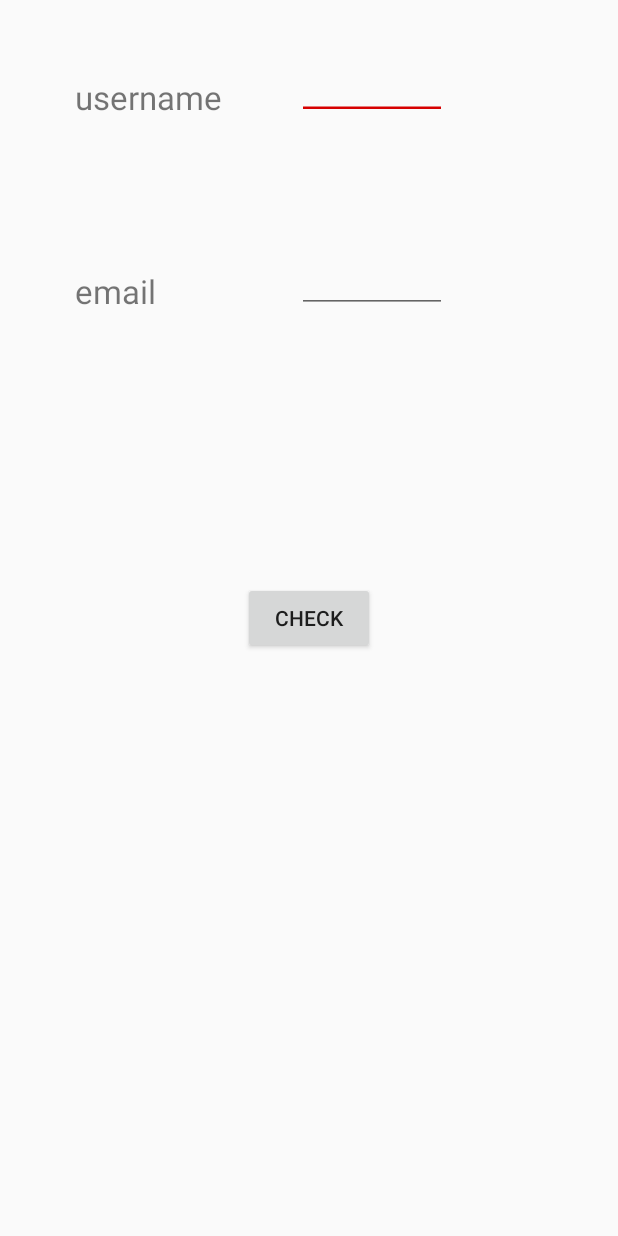
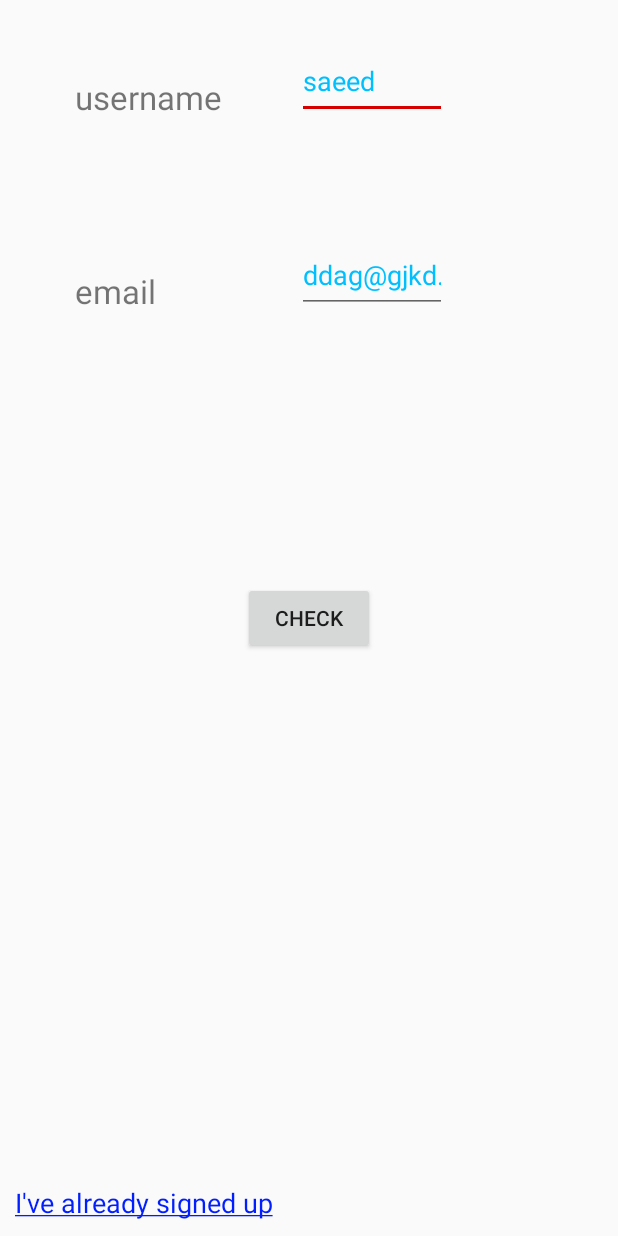
Before and after one commit to AmirMPakdel/Main_menu, an Android app: the Signup screen opened directly, with no data from a screen before it, on a phone screen of 412 x 824 dp. Run offline under Robolectric (Android 15) with nearby library versions, the phone set to English and light mode, and no system bars; libraries missing offline, so code that uses them is left out: com.github.nkzawa.emitter, com.github.nkzawa.socketio; 1 statement that could not run was skipped.

Commit message:
commit34 : signup and signin  100% works

```diff
--- a/app/src/main/java/com/coins/black/main_menu/Signup.java
+++ b/app/src/main/java/com/coins/black/main_menu/Signup.java
@@ -1,8 +1,10 @@
 package com.coins.black.main_menu;
 
+import android.content.SharedPreferences;
 import android.support.v7.app.AppCompatActivity;
 import android.os.Bundle;
 import android.util.Log;
+import android.view.KeyEvent;
 import android.view.View;
 import android.view.WindowManager;
 import android.widget.Button;
@@ -10,23 +12,26 @@ import android.widget.EditText;
 import android.widget.TextView;
 
 import com.github.nkzawa.emitter.Emitter;
-import com.github.nkzawa.socketio.client.IO;
 import com.github.nkzawa.socketio.client.Socket;
 
 import org.json.JSONException;
 import org.json.JSONObject;
 
-import java.net.URISyntaxException;
+
+import Fragments.SignInFragment;
+
 
 public class Signup extends AppCompatActivity {
 
-    private Emitter.Listener onNewMessage;
+    public Socket socket;
 
-    public Socket socket;
+    public static SharedPreferences save;
 
     public String username;
 
     public String email;
+
+    public String passowrd;
 
     public static void log(String info){
         Log.i("AAA Team :",info);}
@@ -37,57 +42,42 @@ public class Signup extends AppCompatActivity {
         super.onCreate(savedInstanceState);
         setContentView(R.layout.activity_signup);
 
-        log("try to setup socket");
-        // setup the socket
-        try {
-            socket = IO.socket("http://192.168.1.33:3000");
-
-        } catch (URISyntaxException e) {
-
-            log("couldn't connect to the server!");
-        }
-
-        onNewMessage = new Emitter.Listener() {
-            @Override
-            public void call(final Object... args) {
-
-                Signup.this.runOnUiThread(new Runnable() {
-                    @Override
-                    public void run() {
-                        JSONObject data = (JSONObject) args[0];
-
-                        String username;
-                        String message;
-
-                        try {
-                            username = data.getString("username");
-                            message = data.getString("message");
-                        } catch (JSONException e) {
-
-                            return;
-                        }
-                    }
-                });
-            }
-        };
-
-        socket.on("connect", onNewMessage);
-
-        socket.connect();
-
+        // geting the socket from main activity
+        socket = MainActivity.socket;
 
         // Making this Activity Fullscreen
         getWindow().setFlags(WindowManager.LayoutParams.FLAG_FULLSCREEN, WindowManager.LayoutParams.FLAG_FULLSCREEN);
 
-        // get this button taht will send username and email to the server
-        Button check_btn = (Button) findViewById(R.id.Check_btn);
+        // get button that will send username and email to the server
+        final Button check_btn = (Button) findViewById(R.id.Check_btn);
 
-        // get username and email EditTexts:
+        // get button that will end the sign up successfully
+        final Button done_btn = (Button) findViewById(R.id.done_btn);
+
+        // get re-send button
+        final Button resend = (Button) findViewById(R.id.resend_btn);
+
+        // get username and email and password EditTexts:
         final EditText username_txt = (EditText) findViewById(R.id.username_txt);
         final EditText email_txt = (EditText) findViewById(R.id.email_txt);
+        final EditText password_txt = (EditText) findViewById(R.id.password_txt);
+        final EditText code_txt = (EditText) findViewById(R.id.code_txt);
 
-        // get the lable that show result message and act as a console
+        // get the label that show result message and act as a console
         final TextView results = (TextView) findViewById(R.id.results_lbl);
+
+
+        // get other labels for seting visibility
+        final TextView username_lbl = (TextView) findViewById(R.id.username_lbl);
+        final TextView email_lbl = (TextView) findViewById(R.id.email_lbl);
+        final TextView password_lbl = (TextView) findViewById(R.id.password_lbl);
+        final TextView code_lbl = (TextView) findViewById(R.id.code_lbl);
+
+        // get the app's SharedPreferences
+        save = getPreferences(0);
+
+        final SharedPreferences.Editor saveEditor = save.edit();
+
 
         //
         check_btn.setOnClickListener(new View.OnClickListener() {
@@ -99,14 +89,203 @@ public class Signup extends AppCompatActivity {
 
                     results.setText("Wait!");
 
+                    // create the json object that has username and email attributes
+                    JSONObject data = null;
+                    try {
+                        data = new JSONObject("{'username' :"+username_txt.getText()+" , 'email' :"+ email_txt.getText()+"}");
+
+                    } catch (JSONException e) {
+                        e.printStackTrace();
+                    }
+
+                    // showing the json object in the result text view
+                    results.setText(data+"");
+
+                    // emitting signupEmail_s signal to the server
+                    socket.emit("signupEmail_s", data);
+
+                    // waite for the server to respond and give us the verify code
+                    socket.on("signupCode_r", new Emitter.Listener() {
+                        @Override
+                        public void call(Object... args) {
+
+                            // create the json object first
+                            JSONObject object = null;
+                            try {
+                                object = new JSONObject(args[0].toString());
+
+                                log(object.getString("code"));
+
+                                // then get the code out of it and pu it in SharedPreferences with 'code' attribute
+                                saveEditor.putString("code",object.getString("code")).apply();
+
+                                // keep the username and email
+                                username = username_txt.getText().toString();
+                                email = email_txt.getText().toString();
+
+                            } catch (JSONException e) {
+                                e.printStackTrace();
+                            }
+
+                            // we use runOnUiThread function because we can't change ui views in this thread
+                            Signup.this.runOnUiThread(new Runnable() {
+                                @Override
+                                public void run() {
+                                    // set username and email's labels and editText and check button invisible
+                                    username_lbl.setVisibility(View.INVISIBLE);
+                                    email_lbl.setVisibility(View.INVISIBLE);
+                                    username_txt.setVisibility(View.INVISIBLE);
+                                    email_txt.setVisibility(View.INVISIBLE);
+                                    check_btn.setVisibility(View.INVISIBLE);
+
+                                    // visible the code entering part
+                                    code_lbl.setVisibility(View.VISIBLE);
+                                    code_txt.setVisibility(View.VISIBLE);
+                                    resend.setVisibility(View.VISIBLE);
+                                }
+                            });
+                        }
+                    });
 
 
+                    code_txt.setOnKeyListener(new View.OnKeyListener() {
+                        @Override
+                        public boolean onKey(View v, int keyCode, KeyEvent event) {
+
+                            // check if code is correct
+                            if(code_txt.getText().toString().equals(save.getString("code",null))){
+
+                                Signup.this.runOnUiThread(new Runnable() {
+                                    @Override
+                                    public void run() {
+                                        // invisible the code entering part
+                                        code_lbl.setVisibility(View.INVISIBLE);
+                                        code_txt.setVisibility(View.INVISIBLE);
+                                        resend.setVisibility(View.INVISIBLE);
+
+                                        // visible the password entering part
+                                        password_lbl.setVisibility(View.VISIBLE);
+                                        password_txt.setVisibility(View.VISIBLE);
+                                        done_btn.setVisibility(View.VISIBLE);
+                                    }
+                                });
+                            }
+                            return false;
+                        }
+                    });
+
+                    // re-send the code
+                    resend.setOnClickListener(new View.OnClickListener() {
+                        @Override
+                        public void onClick(View v) {
+
+                            JSONObject data = null;
+                            try {
+                                data = new JSONObject("{'email':"+email_txt.getText()+" , 'code':"+ save.getString("code", null) +"}");
+
+                                socket.emit("reSendEmail_s", data);
+
+                                log("data :"+ data.toString());
+
+                            } catch (JSONException e) {
+                                e.printStackTrace();
+                            }
+                        }
+                    });
+
+
+                    // everything is good and we save username and password in SP
+                    done_btn.setOnClickListener(new View.OnClickListener() {
+                        @Override
+                        public void onClick(View v) {
+
+                            passowrd = password_txt.getText().toString();
+
+                            saveEditor.putString("username",username).apply();
+                            saveEditor.putString("email",email).apply();
+                            // we don't put password in SharedPreferences because of security!!!
+
+                            // creating the json object to send it to server
+                            JSONObject data = null;
+                            try {
+                                data = new JSONObject("{'username':"+username+", 'email':"+email+", 'password': "+passowrd+"}");
+
+                                socket.emit("signup_s", data);
+
+                            } catch (JSONException e) {
+                                e.printStackTrace();
+                            }
+                        }
+                    });
+
+
+                    // after sending the username , email and password to the server and saved it in db
+                    socket.on("signup_r", new Emitter.Listener() {
+                        @Override
+                        public void call(Object... args) {
+
+                            // sever give us user_id
+                            JSONObject json = null;
+                            try {
+
+                                json = new JSONObject(args[0].toString());
+
+                                if(!json.getString("user_id").isEmpty()){
+
+                                    // saving the user_id
+                                    saveEditor.putString("user_id", json.getString("user_id"));
+
+                                    log(json.getString("user_id"));
+
+                                    // successfully signed up now go to main menu
+                                    finish();
+                                }
+
+
+                                // something is wrong like email exist or username exist or both
+                                if(json.getString("state") != null){
+
+                                    final String state = json.getString("state");
+
+                                    Signup.this.runOnUiThread(new Runnable() {
+                                        @Override
+                                        public void run() {
+                                            results.setText(state);
+                                        }
+                                    });
+
+                                }
+
+                            } catch (JSONException e) {
+                                e.printStackTrace();
+                            }
+
+                        }
+                    });
+
+
+                    // if the user have'nt entered username or email
                 }else{
 
                     results.setText("Please fill the empty Fields!");
                 }
+
             }
         });
 
+        // get signin text view
+        TextView signin = (TextView) findViewById(R.id.signin_link);
+
+
+        signin.setOnClickListener(new View.OnClickListener() {
+            @Override
+            public void onClick(View v) {
+
+                // showing the signin fragment
+                SignInFragment fragment = new SignInFragment();
+
+                getSupportFragmentManager().beginTransaction().add(R.id.signin_frame, fragment).commit();
+            }
+        });
     }
 }
--- a/app/src/main/res/layout/activity_signup.xml
+++ b/app/src/main/res/layout/activity_signup.xml
@@ -32,7 +32,11 @@
     <EditText
         android:id="@+id/username_txt"
         android:layout_width="100dp"
-        android:layout_height="20dp"
+        android:layout_height="50dp"
+
+        android:text="saeed"
+
+        android:textColor="#00bfff"
 
         android:layout_toEndOf="@id/username_lbl"
         android:layout_alignBottom="@id/username_lbl" />
@@ -42,6 +46,9 @@
         android:layout_width="100dp"
         android:layout_height="50dp"
 
+        android:text="ddag@gjkd.com"
+
+        android:textColor="#00bfff"
         android:inputType="textEmailAddress"
 
         android:layout_alignStart="@id/username_txt"
@@ -55,10 +62,9 @@
         android:layout_height="wrap_content"
 
         android:layout_centerHorizontal="true"
-        android:layout_below="@+id/Check_btn"
-        android:layout_marginTop="80dp"
+        android:layout_alignParentTop="true"
 
-        android:textSize="10pt"
+        android:textSize="5pt"
         android:textColor="#b70000"/>
 
     <Button
@@ -71,5 +77,110 @@
 
         android:text="Check"/>
 
+    <TextView
+        android:id="@+id/code_lbl"
+        android:layout_width="wrap_content"
+        android:layout_height="wrap_content"
+
+        android:text="Code :"
+        android:textSize="10pt"
+
+        android:layout_toStartOf="@id/Check_btn"
+        android:layout_alignBottom="@id/Check_btn"
+
+        android:visibility="invisible"/>
+
+    <EditText
+        android:id="@+id/code_txt"
+        android:layout_width="80dp"
+        android:layout_height="50dp"
+
+        android:inputType="number"
+        android:textColor="#00bfff"
+
+        android:layout_toEndOf="@id/code_lbl"
+        android:layout_alignBottom="@id/Check_btn"
+
+        android:layout_marginStart="40dp"
+        android:visibility="invisible"/>
+
+    <Button
+        android:id="@+id/resend_btn"
+        android:layout_width="wrap_content"
+        android:layout_height="wrap_content"
+
+        android:text="Send the code again"
+
+        android:layout_below="@id/code_txt"
+        android:layout_centerHorizontal="true"
+
+        android:layout_marginTop="10dp"
+
+        android:visibility="invisible"/>
+
+    <TextView
+        android:id="@+id/password_lbl"
+        android:layout_width="wrap_content"
+        android:layout_height="wrap_content"
+
+        android:text="password :"
+
+        android:textSize="10pt"
+
+        android:layout_alignParentBottom="true"
+
+        android:layout_marginStart="50dp"
+        android:layout_marginBottom="150dp"
+
+        android:visibility="invisible"/>
+
+    <EditText
+        android:id="@+id/password_txt"
+        android:layout_width="100dp"
+        android:layout_height="50dp"
+
+        android:textColor="#00bfff"
+
+        android:inputType="textPassword"
+        android:layout_alignEnd="@id/username_txt"
+        android:layout_alignBottom="@id/password_lbl"
+
+        android:visibility="invisible"/>
+
+    <Button
+        android:id="@+id/done_btn"
+        android:layout_width="wrap_content"
+        android:layout_height="wrap_content"
+
+        android:text="Done"
+        android:textSize="8pt"
+
+        android:layout_alignParentEnd="true"
+        android:layout_alignParentBottom="true"
+
+        android:padding="20dp"
+        android:layout_margin="30dp"
+
+        android:visibility="invisible"/>
+
+    <TextView
+        android:id="@+id/signin_link"
+        android:layout_width="wrap_content"
+        android:layout_height="wrap_content"
+
+        android:text="@string/already"
+
+        android:textColor="#001eff"
+        android:textSize="8pt"
+
+        android:layout_alignParentBottom="true"
+        android:padding="10dp"
+        />
+
+    <FrameLayout
+        android:id="@+id/signin_frame"
+        android:layout_width="match_parent"
+        android:layout_height="match_parent"></FrameLayout>
+
 
 </RelativeLayout>
--- a/app/src/main/res/values/strings.xml
+++ b/app/src/main/res/values/strings.xml
@@ -14,4 +14,8 @@
     <string name="shop">خرید</string>
     <string name="settings">تنظیمات</string>
     <string name="skills">skills</string>
+
+    <!-- signup/in -->
+    <string name="already"><u>I\'ve already signed up</u></string>
+    <string name="forgot"><u>I forgot the password!</u></string>
 </resources>
```
Also changed, not shown: app/src/main/java/Fragments/SignInFragment.java (added, +145 -0 lines), app/src/main/java/com/coins/black/main_menu/MainActivity.java (+22 -1 lines), app/src/main/res/layout/fragment_sign_in.xml (added, +90 -0 lines).
